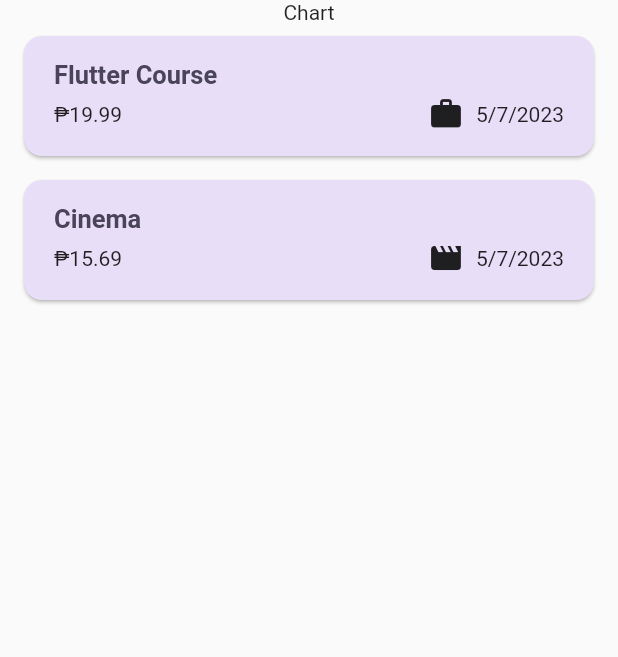
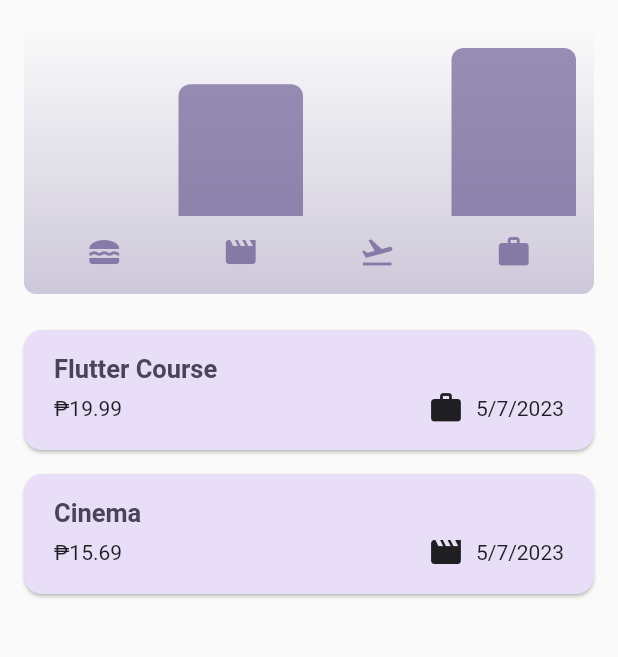
Before and after one commit to WinterAssassin/expense_appv2, a Flutter app: the screen it shows after launch, on a phone screen of 412 x 824 dp, the part 84-741 px from its top. Run offline on Flutter 3.47's test engine with Material 2 defaults, Android fonts, the phone set to English and light mode, and no system bars.

Commit message:
Add the chart widget

```diff
--- a/expense_appv2/lib/widgets/expenses.dart
+++ b/expense_appv2/lib/widgets/expenses.dart
@@ -1,3 +1,4 @@
+import 'package:expense_appv2/widgets/chart/chart.dart';
 import 'package:expense_appv2/widgets/expense_list/expenses_list.dart';
 import 'package:expense_appv2/widgets/new_expense.dart';
 import 'package:flutter/material.dart';
@@ -91,7 +92,7 @@ class _ExpensesState extends State<Expenses> {
       ),
       body: Column(
         children: [
-          const Text('Chart'),
+          Chart(expenses: _registeredExpenses),
           Expanded(
             child: mainContent
             )
```
